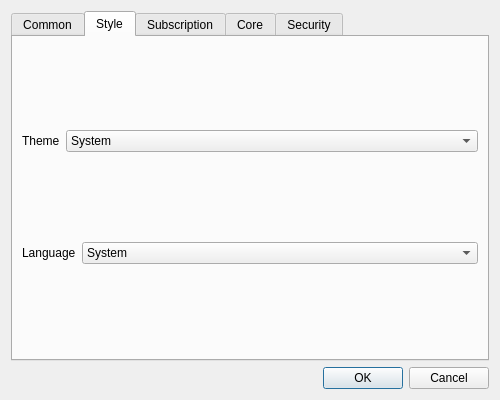
MatsuriDayo/nekoray, file ui/dialog_basic_settings.ui: the form before one commit.
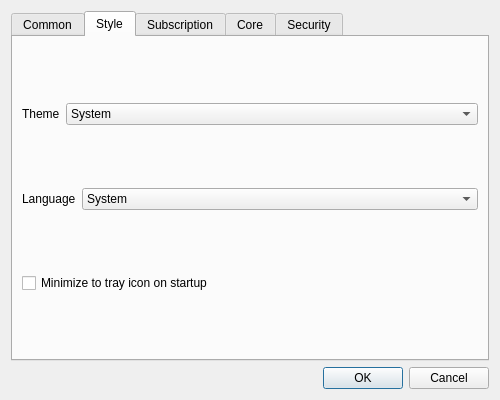
The form after the commit. The open tabs and pages were chosen to show the change. Custom widgets are drawn as their Qt base class.

Commit message: feat: allow access from LAN (tray action)

```diff
--- a/ui/dialog_basic_settings.ui
+++ b/ui/dialog_basic_settings.ui
@@ -384,6 +384,13 @@
          </item>
         </layout>
        </item>
+       <item row="2" column="0">
+        <widget class="QCheckBox" name="start_minimal">
+         <property name="text">
+          <string>Minimize to tray icon on startup</string>
+         </property>
+        </widget>
+       </item>
       </layout>
      </widget>
      <widget class="QWidget" name="tab_2">
```
The commit also changes 6 other files.
